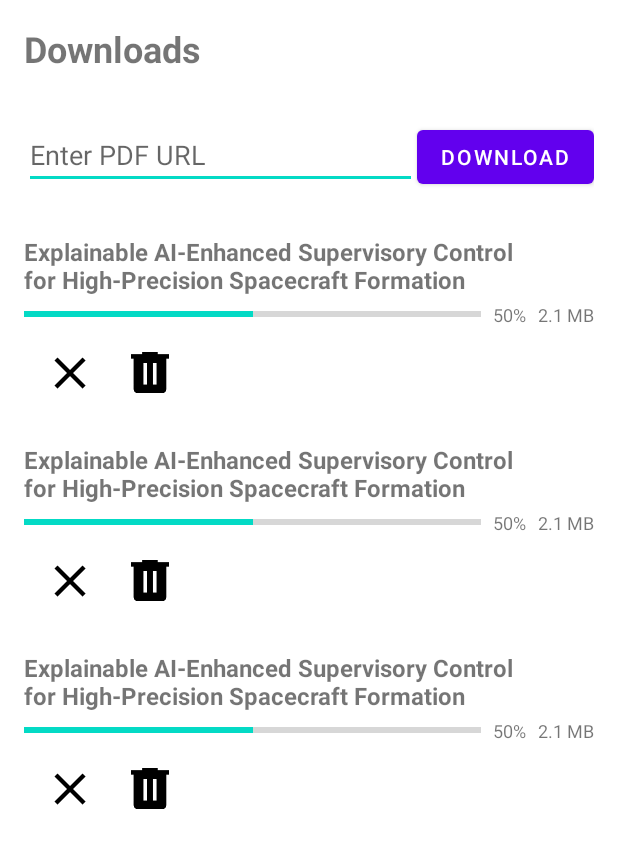
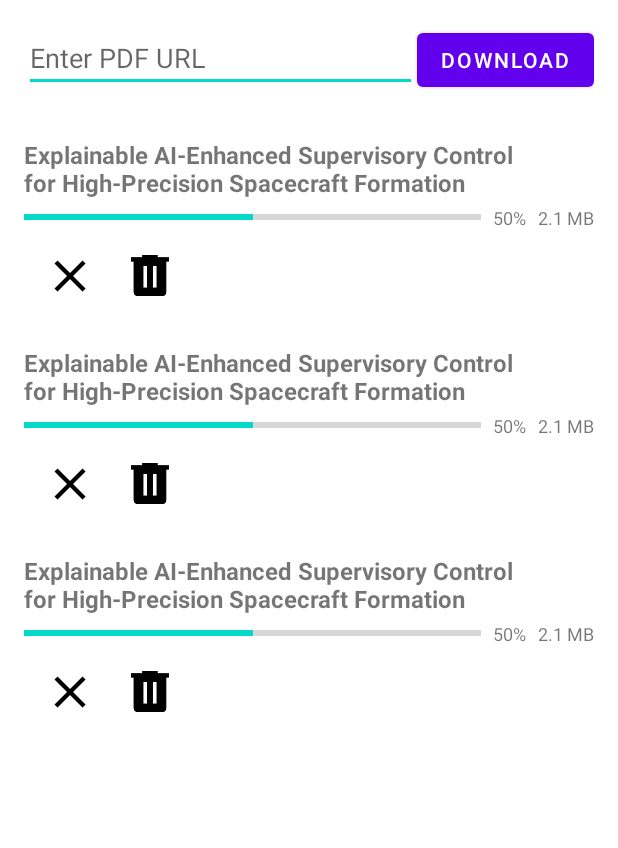
Before and after one commit to SiPhung953/Lianac, an Android app: the layout fragment_download.xml on its own in the app's theme, with its tools: preview values and no code run, on a phone screen of 412 x 824 dp. Shown: the top 848 px of the screen. Run offline under Robolectric (Android 15) with nearby library versions, the phone set to English and light mode, and no system bars.

Commit message:
Renamed some drawables

```diff
--- a/app/src/main/java/vn/edu/lianac/SubjectFragment.java
+++ b/app/src/main/java/vn/edu/lianac/SubjectFragment.java
@@ -11,7 +11,6 @@ import android.widget.TextView;
 import android.widget.Toast;
 
 import androidx.fragment.app.Fragment;
-import androidx.fragment.app.FragmentTransaction;
 
 public class SubjectFragment extends Fragment {
 
--- a/app/src/main/res/layout/fragment_download.xml
+++ b/app/src/main/res/layout/fragment_download.xml
@@ -6,15 +6,15 @@
     android:orientation="vertical"
     tools:context=".Download.DownloadFragment">
 
-    <TextView
-        android:id="@+id/tv_header_download"
-        android:layout_width="match_parent"
-        android:layout_height="wrap_content"
-        android:text="@string/download_title"
-        android:textSize="24sp"
-        android:padding="16dp"
-        android:textStyle="bold"
-        android:background="?attr/colorSurface" />
+<!--    <TextView-->
+<!--        android:id="@+id/tv_header_download"-->
+<!--        android:layout_width="match_parent"-->
+<!--        android:layout_height="wrap_content"-->
+<!--        android:text="@string/download_title"-->
+<!--        android:textSize="24sp"-->
+<!--        android:padding="16dp"-->
+<!--        android:textStyle="bold"-->
+<!--        android:background="?attr/colorSurface" />-->
 
     <!-- For testing purposes, remove later -->
     <LinearLayout
--- a/app/src/main/res/layout/item_download.xml
+++ b/app/src/main/res/layout/item_download.xml
@@ -64,7 +64,7 @@
             android:layout_marginStart="8dp"
             android:background="?attr/selectableItemBackgroundBorderless"
             android:contentDescription="Action button for download item"
-            tools:src="@drawable/cancel" />
+            tools:src="@drawable/cancel_download_fill" />
 
         <ImageButton
             android:id="@+id/btn_delete"
@@ -72,7 +72,7 @@
             android:layout_height="45dp"
             android:layout_marginStart="8dp"
             android:background="?attr/selectableItemBackgroundBorderless"
-            android:src="@drawable/delete"
+            android:src="@drawable/delete_download_fill"
             android:contentDescription="Delete button for download item"
             android:visibility="gone"
             tools:visibility="visible" />
```
Also changed, not shown: app/src/main/java/vn/edu/lianac/Download/DownloadAdapter/DownloadAdapter.java (+4 -4 lines), app/src/main/res/drawable-hdpi/cancel_download_fill.png (renamed from app/src/main/res/drawable-hdpi/cancel.png), app/src/main/res/drawable-hdpi/delete_download_fill.png (renamed from app/src/main/res/drawable-hdpi/delete.png), app/src/main/res/drawable-hdpi/downloaddone_download_fill.png (renamed from app/src/main/res/drawable-hdpi/download_done.png), app/src/main/res/drawable-hdpi/downloadstart_download_fill.png (renamed from app/src/main/res/drawable-hdpi/download.png), app/src/main/res/drawable-hdpi/retry_download_fill.png (renamed from app/src/main/res/drawable-hdpi/retry.png), 1 other file.
